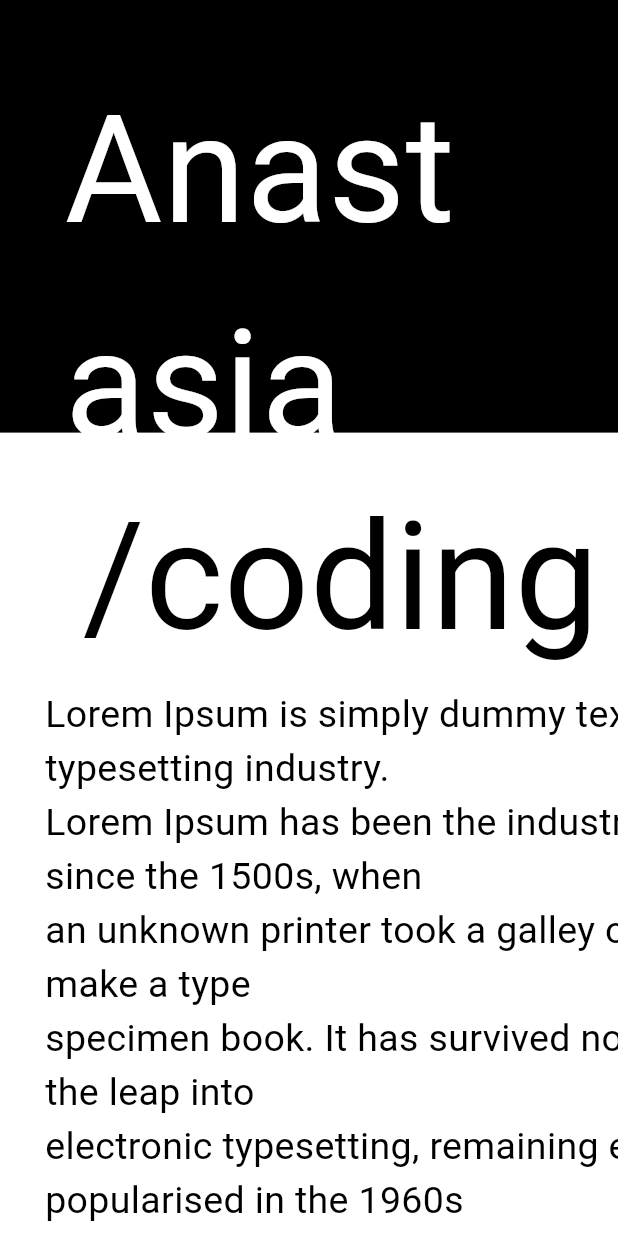
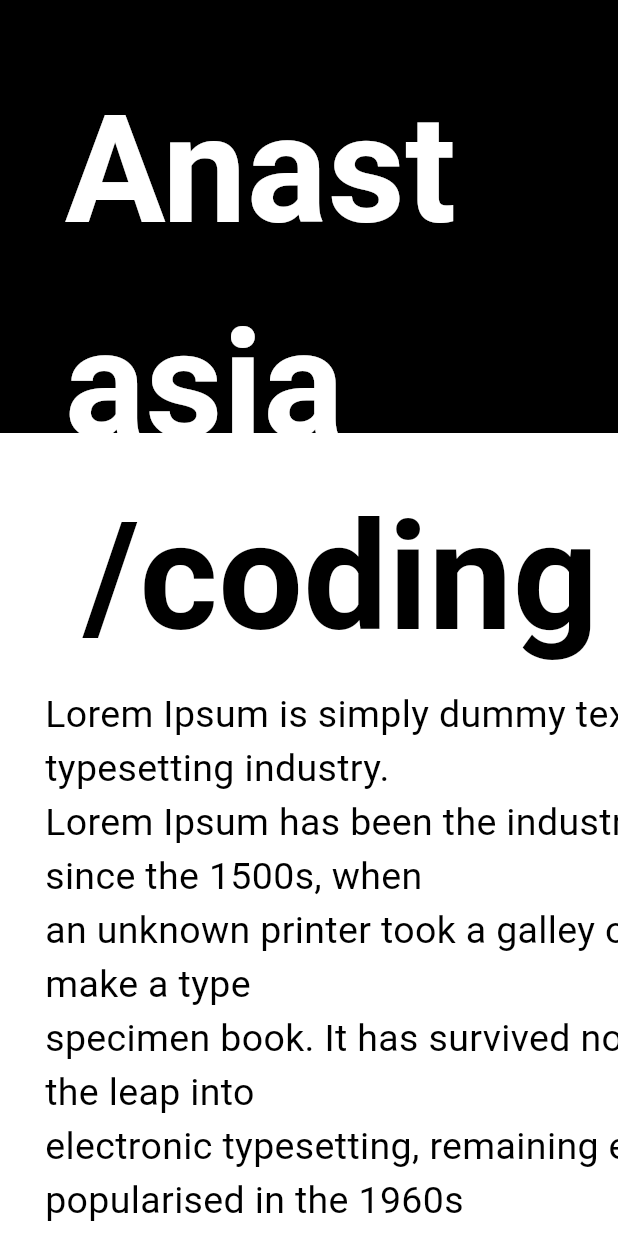
Before and after one commit to SerotoninMicro/siteWithMyCatStaff, a Flutter app: the screen it shows after launch, on a phone screen of 412 x 824 dp. Run offline on Flutter 3.47's test engine with Material 3 defaults, Android fonts, the phone set to English and light mode, and no system bars; our stand-ins replace google_fonts; Roboto replaces fonts that are missing (Ubuntu).

Commit message:
new UI and refactoring

```diff
--- a/cat_stuff/lib/main.dart
+++ b/cat_stuff/lib/main.dart
@@ -49,7 +49,7 @@ class _MyHomePageState extends State<MyHomePage> {
             children: [
               SizedBox(
                 width: MediaQuery.of(context).size.width,
-                height: MediaQuery.of(context).size.height + 2000,
+                height: MediaQuery.of(context).size.height + 3000,
                 child: const StackContainer(),
               ),
             ],
@@ -85,7 +85,7 @@ class StackContainer extends StatelessWidget {
                 style: GoogleFonts.ubuntu(
                     textStyle:
                         const TextStyle(color: Colors.white, fontSize: 100),
-                ),
+                    fontWeight: FontWeight.w700),
               ),
             ),
           ),
@@ -97,7 +97,7 @@ class StackContainer extends StatelessWidget {
               textAlign: TextAlign.justify,
               style: GoogleFonts.ubuntu(
                   textStyle: const TextStyle(color: Colors.white, fontSize: 25),
-              ),
+                  fontWeight: FontWeight.w400),
             ),
           ),
           Positioned(
@@ -112,13 +112,13 @@ class StackContainer extends StatelessWidget {
 }
 
 class WhiteBox extends StatelessWidget {
-  const WhiteBox({super.key});
+  const WhiteBox({Key? key});
 
   @override
   Widget build(BuildContext context) {
     return SizedBox(
       width: MediaQuery.of(context).size.width * 2,
-      height: MediaQuery.of(context).size.height * 2,
+      height: MediaQuery.of(context).size.height * 3,
       child: Stack(
         children: [
           Container(
@@ -135,7 +135,7 @@ class WhiteBox extends StatelessWidget {
                 style: GoogleFonts.ubuntu(
                     textStyle:
                         const TextStyle(color: Colors.black, fontSize: 100),
-                ),
+                    fontWeight: FontWeight.w700),
               ),
             ),
           ),
@@ -150,15 +150,37 @@ class WhiteBox extends StatelessWidget {
                 child: SingleChildScrollView(
                   child: Padding(
                     padding: EdgeInsets.all(30.0),
-                    child: Text(
+                    child: Column(
+                      crossAxisAlignment: CrossAxisAlignment.start,
+                      children: [
+                        Text(
                           kLongText,
                           style: GoogleFonts.ubuntu(
-                        textStyle:
-                            const TextStyle(color: Colors.black, fontSize: 25),
+                              textStyle: const TextStyle(
+                                  color: Colors.black,
+                                  fontSize: 25,
+                                  fontWeight: FontWeight.w400)),
+                        ),
+                      ],
                     ),
                   ),
                 ),
               ),
+            ),
+          ),
+          Positioned(
+            top: 700,
+            left: 620,
+            child: SizedBox(
+              width: 800,
+              height: 300,
+              child: Text(
+                '/nutcracker\n'
+                '    company',
+                style: GoogleFonts.ubuntu(
+                    textStyle:
+                        const TextStyle(color: Colors.black, fontSize: 100),
+                    fontWeight: FontWeight.w700),
               ),
             ),
           ),
```
Lines whose indentation alone changed are shown as unchanged.
